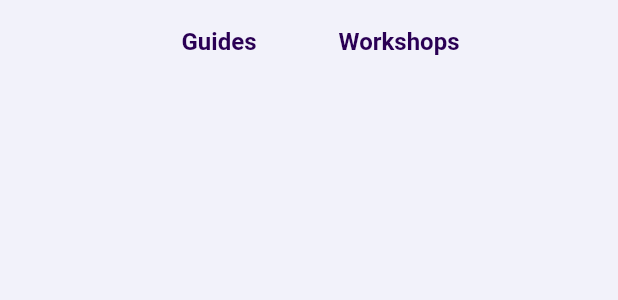
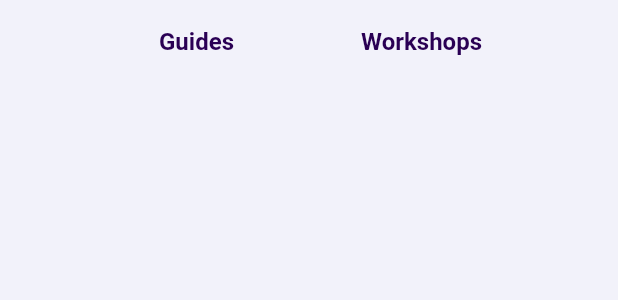
Before and after one commit to anyuzie/anyu_vicky_attempts, a Flutter app: the _CustomAppBar widget shown alone on an empty page, opened directly, on a phone screen of 412 x 824 dp. Shown: the top 300 px of the screen. Run offline on Flutter 3.47's test engine with Material 2 defaults, Android fonts, the phone set to English and light mode, and no system bars; our stand-ins replace video_player, visibility_detector.

Commit message:
Update resources_screen.dart

```diff
--- a/lib/screens/resources_screen.dart
+++ b/lib/screens/resources_screen.dart
@@ -48,7 +48,7 @@ class _CustomAppBar extends StatelessWidget implements PreferredSizeWidget {
         mainAxisAlignment: MainAxisAlignment.center,
         children: [
           _buildButton(context, 'Guides'),
-          const SizedBox(width: 20.0),
+          const SizedBox(width: 50.0),
           _buildButton(context, 'Workshops'),
         ],
       ),
```
